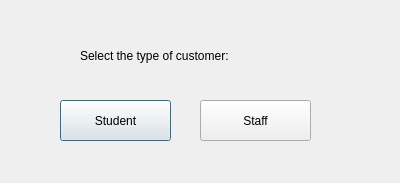
The window that studentstaffoption.ui (CallmeTeddyBear/Canteen-Management-System) describes before a commit, drawn with Qt 5.
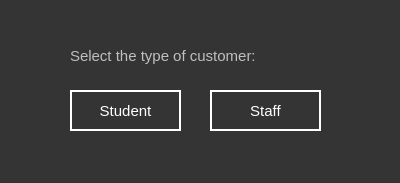
The same window after the commit.

```diff
--- a/studentstaffoption.ui
+++ b/studentstaffoption.ui
@@ -25,15 +25,42 @@
   <property name="windowTitle">
    <string>Choose Customer Type</string>
   </property>
+  <property name="styleSheet">
+   <string notr="true">QDialog
+{
+	background-color: rgb(52, 52, 52);
+}
+QLabel
+{
+	color: rgb(191, 191, 191);
+}
+QPushButton
+{
+	color: rgb(255, 255, 255);
+	border-style: solid;
+	border-width: 2px;
+	border-color: rgb(255, 255, 255);
+}
+QPushButton:hover
+{
+	background-color: rgb(255, 255, 255);
+	color: rgb(52, 52, 52);
+}</string>
+  </property>
   <widget class="QPushButton" name="pushButton_student">
    <property name="geometry">
     <rect>
-     <x>60</x>
-     <y>100</y>
+     <x>70</x>
+     <y>90</y>
      <width>111</width>
      <height>41</height>
     </rect>
    </property>
+   <property name="font">
+    <font>
+     <pointsize>11</pointsize>
+    </font>
+   </property>
    <property name="text">
     <string>Student</string>
    </property>
@@ -41,12 +68,17 @@
   <widget class="QPushButton" name="pushButton_staff">
    <property name="geometry">
     <rect>
-     <x>200</x>
-     <y>100</y>
+     <x>210</x>
+     <y>90</y>
      <width>111</width>
      <height>41</height>
     </rect>
    </property>
+   <property name="font">
+    <font>
+     <pointsize>11</pointsize>
+    </font>
+   </property>
    <property name="text">
     <string>Staff</string>
    </property>
@@ -54,12 +86,17 @@
   <widget class="QLabel" name="label">
    <property name="geometry">
     <rect>
-     <x>80</x>
+     <x>70</x>
      <y>40</y>
-     <width>191</width>
+     <width>231</width>
      <height>31</height>
     </rect>
    </property>
+   <property name="font">
+    <font>
+     <pointsize>11</pointsize>
+    </font>
+   </property>
    <property name="text">
     <string>Select the type of customer:</string>
    </property>
```
